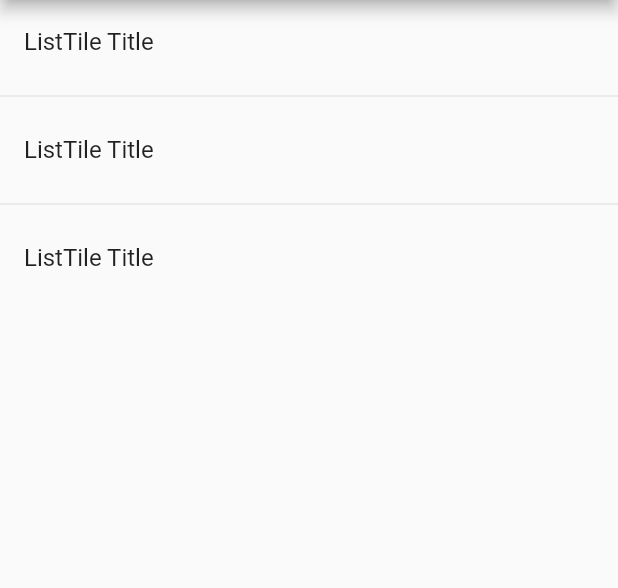
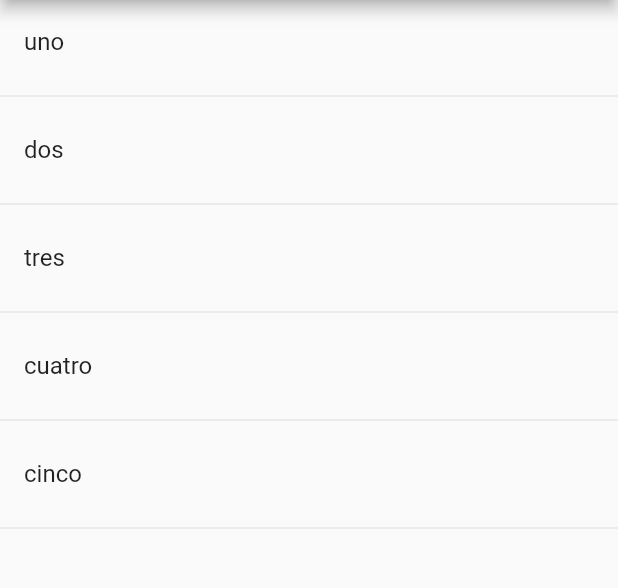
Before and after one commit to Edd-war/flutter-components, a Flutter app: the screen it shows after launch, on a phone screen of 412 x 824 dp, the part 84-672 px from its top. Run offline on Flutter 3.47's test engine with Material 2 defaults, Android fonts, the phone set to English and light mode, and no system bars.

Commit message:
Crear ListTiles a partir de una lista estática
Se crea método para la implementación de listas aquí se usa la funcionalidad list..add para volver a referenciar la misma lista y no duplicar el código

```diff
--- a/lib/src/pages/home_temp.dart
+++ b/lib/src/pages/home_temp.dart
@@ -1,7 +1,9 @@
 import 'package:flutter/material.dart';
+
 
 class HomePageTemp extends StatelessWidget {
 
+  final opciones = ['uno', 'dos', 'tres', 'cuatro', 'cinco'];
 
   @override
   Widget build(BuildContext context) {
@@ -10,20 +12,27 @@
           title: Text('Componentes Tempo')
       ),
       body: ListView(
-        children: <Widget>[
-          ListTile(
-            title: Text('ListTile Title'),
-          ),
-          Divider(),
-          ListTile(
-            title: Text('ListTile Title'),
-          ),
-          Divider(),
-          ListTile(
-            title: Text('ListTile Title'),
-          ),
-        ],
+        children: _crearItems()
       ),
     );
   }
+
+  List<Widget> _crearItems(){
+
+    List<Widget> lista = <Widget>[];
+
+    for(String opt in opciones){
+      final tempWidget = ListTile(
+        title: Text(opt),
+      );
+      lista..add(tempWidget)
+            ..add(Divider());
+    }
+
+    return lista;
+  }
+
+  List<Widget> _crearItemsCorta(){
+
+  }
 }
```
